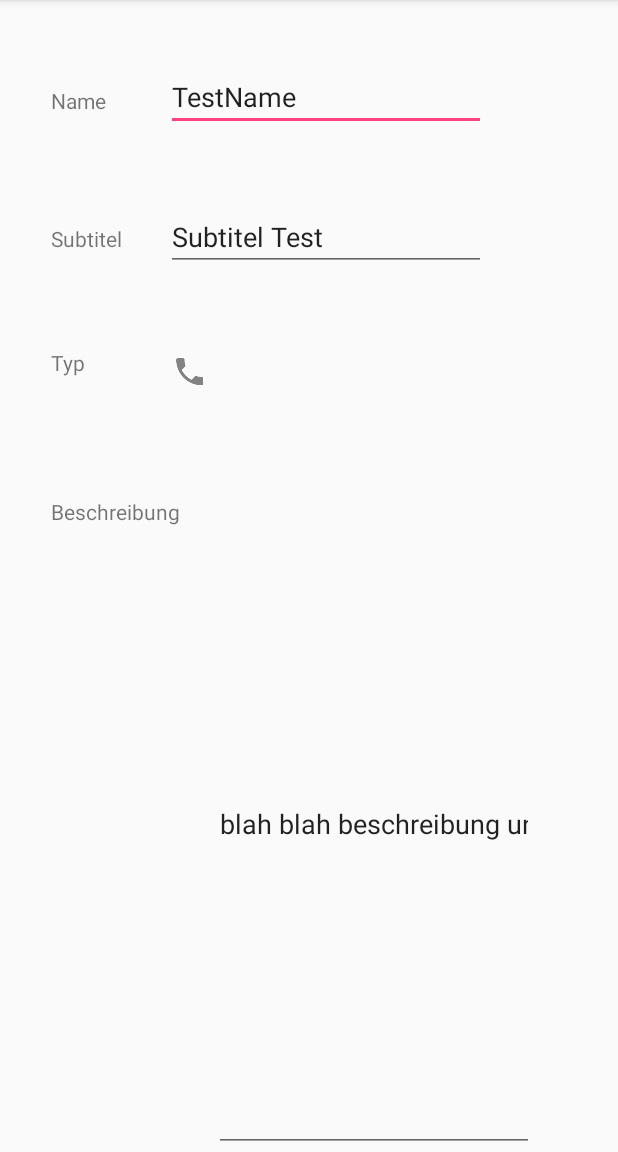
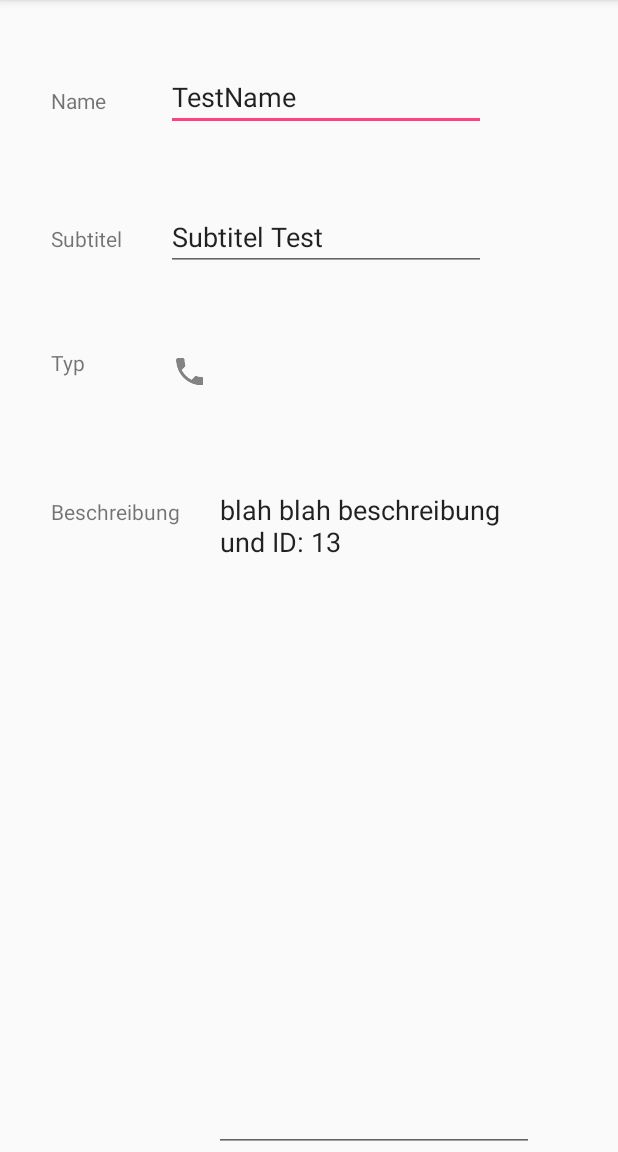
Before and after one commit to Business-Corp/Zwen, an Android app: the screen it shows after launch (MediaIntent), after a tap on "Subtitel Test", on a phone screen of 412 x 824 dp, the part 84-1236 px from its top. Run offline under Robolectric (Android 15) with nearby library versions, the phone set to English and light mode, and no system bars.

Commit message:
Detailed View aktualisiert - Textview für beschreibung angepasst

```diff
--- a/app/src/main/java/business_corp/zwen/MediaIntent.java
+++ b/app/src/main/java/business_corp/zwen/MediaIntent.java
@@ -46,6 +46,7 @@ public class MediaIntent extends AppCompatActivity{
         media.setBescheibung("blah blah beschreibung");
         media.setId(13);
         beschreibungEdit.setText(media.getBescheibung()+" und ID: "+media.getId());
+        beschreibungEdit.setSingleLine(false);
 
        Integer mediaID = media.getId();
 
--- a/app/src/main/res/layout/media_intent.xml
+++ b/app/src/main/res/layout/media_intent.xml
@@ -89,13 +89,15 @@
         android:inputType="textPersonName"
         android:text="Name"
         android:ems="10"
-        android:layout_alignTop="@+id/textView7"
-        android:layout_toRightOf="@+id/mediaIntent_imageView2"
-        android:layout_toEndOf="@+id/mediaIntent_imageView2"
         android:id="@+id/mediaIntent_beschreibungEdit"
         android:enabled="true"
         android:fadeScrollbars="true"
         android:hapticFeedbackEnabled="true"
-        android:isScrollContainer="true" />
+        android:isScrollContainer="false"
+        android:gravity="top"
+        android:layout_alignBaseline="@+id/textView7"
+        android:layout_alignBottom="@+id/textView7"
+        android:layout_toRightOf="@+id/mediaIntent_imageView2"
+        android:layout_toEndOf="@+id/mediaIntent_imageView2" />
 
 </RelativeLayout>
```
